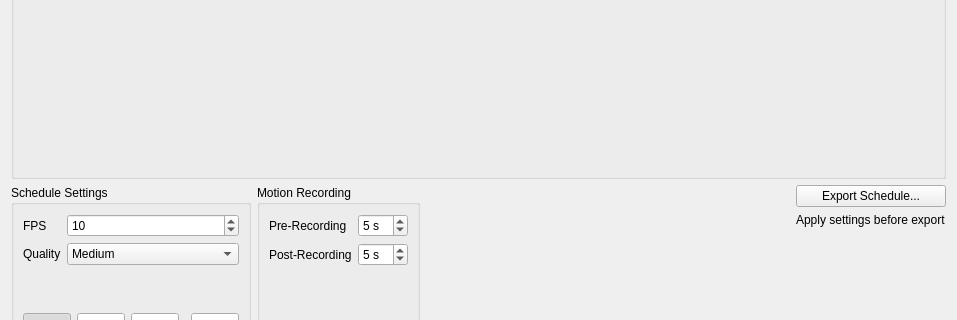
This is client/src/ui/widgets/properties/camera_schedule_widget.ui in networkoptix/nx_open as Qt 5 draws it before an edit; both pictures show x 0 to 957 and y 96 to 416 of the 957 by 528 pixel window. The edited form follows.
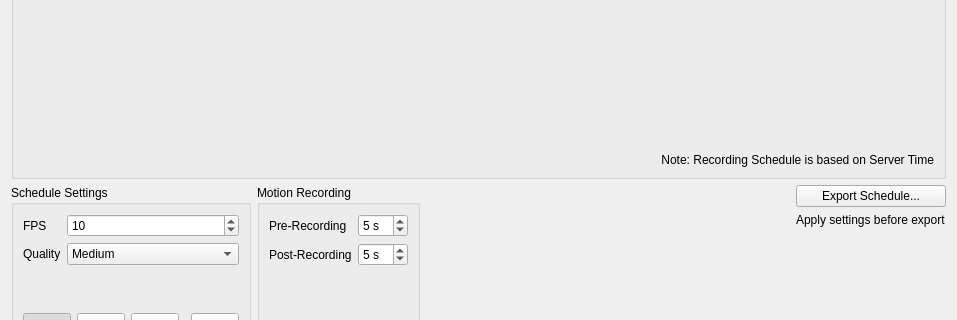
This is the edited form. Custom widgets are drawn as their Qt base class.

Commit message:
Implemented #1458: Local/Server time warnings/captions.
<==== Mercurial data ====>
Branch: master

```diff
--- a/client/src/ui/widgets/properties/camera_schedule_widget.ui
+++ b/client/src/ui/widgets/properties/camera_schedule_widget.ui
@@ -150,6 +150,16 @@
         </property>
        </widget>
       </item>
+      <item>
+       <widget class="QLabel" name="label_5">
+        <property name="text">
+         <string>Note: Recording Schedule is based on Server Time</string>
+        </property>
+        <property name="alignment">
+         <set>Qt::AlignRight|Qt::AlignTrailing|Qt::AlignVCenter</set>
+        </property>
+       </widget>
+      </item>
      </layout>
     </widget>
    </item>
```
The commit also changes 4 other files.
